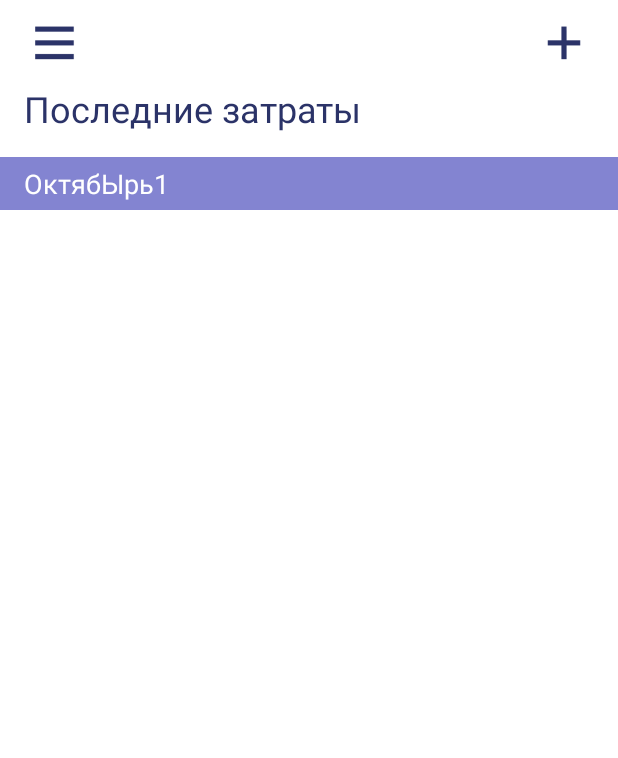
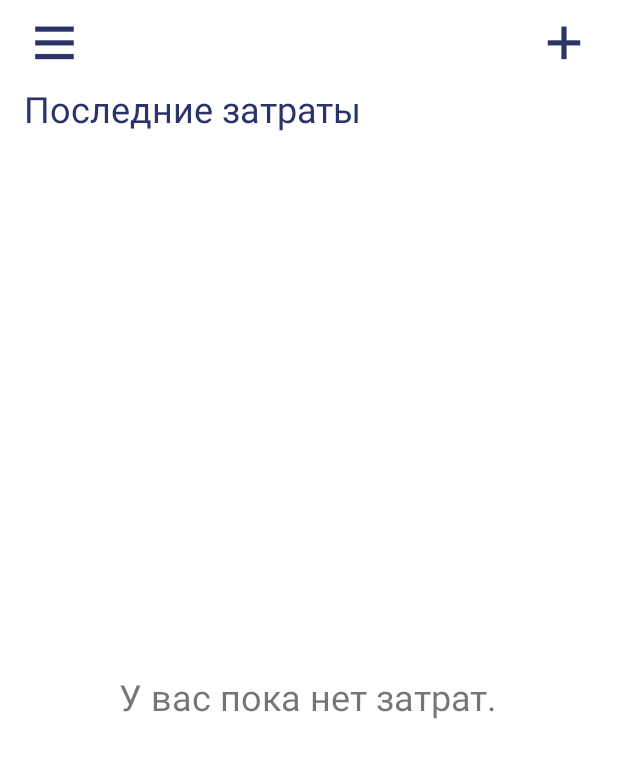
Before and after one commit to NataliPi/Home-Money, an Android app: the MainActivity screen opened directly, with no data from a screen before it, on a phone screen of 412 x 824 dp. Shown: the top 758 px of the screen. Run offline under Robolectric (Android 15) with nearby library versions, the phone set to English and light mode, and no system bars; our stand-ins replace Picasso, RxJava; libraries missing offline, so code that uses them is left out: com.jakewharton.retrofit2, com.vansuita.pickimage, jp.wasabeef.picasso; pictures from the network do not load; 4 statements that could not run were skipped.

Commit message:
fixed no spengs state

```diff
--- a/app/src/main/java/com/natali_pi/home_money/main/MainActivity.java
+++ b/app/src/main/java/com/natali_pi/home_money/main/MainActivity.java
@@ -50,10 +50,12 @@ public class MainActivity extends DraweredActivity {
         ((ViewGroup)findViewById(R.id.list)).removeAllViews();
         fragments.removeAll(fragments);
         final TextView dateText = (TextView) findViewById(R.id.dateText);
-
+        TextView noSpendingsMessage = (TextView) findViewById(R.id.noSpendingsMessage);
         ScrollView scrollView = (ScrollView) findViewById(R.id.scrollView);
         if (DataBase.getInstance().getFamily().getSpendings() != null &&
                 DataBase.getInstance().getFamily().getSpendings().size() > 0) {
+            dateText.setVisibility(View.VISIBLE);
+            noSpendingsMessage.setVisibility(View.GONE);
             ArrayList<ArrayList<Spending>> spendingsByMMonth = DataBase.getInstance().getFamily().getSpendingsByMMonth();
             for (int i = 0; i < spendingsByMMonth.size(); i++) {
 
--- a/app/src/main/res/layout/activity_main.xml
+++ b/app/src/main/res/layout/activity_main.xml
@@ -8,7 +8,13 @@
         android:layout_width="match_parent"
         android:layout_height="match_parent"
         android:layout_marginTop="@dimen/standard_margin">
-
+<TextView
+    android:id="@+id/noSpendingsMessage"
+    android:layout_width="wrap_content"
+    android:layout_height="wrap_content"
+    android:layout_centerInParent="true"
+    android:textSize="@dimen/text_big"
+    android:text="У вас пока нет затрат."/>
         <ScrollView
             android:id="@+id/scrollView"
             android:layout_width="match_parent"
@@ -25,7 +31,7 @@
         <TextView
             android:id="@+id/dateText"
             style="@style/dateLabel"
-            android:text="ОктябЫрь1" />
+            android:visibility="gone" />
 
     </RelativeLayout>
 </LinearLayout>
```
